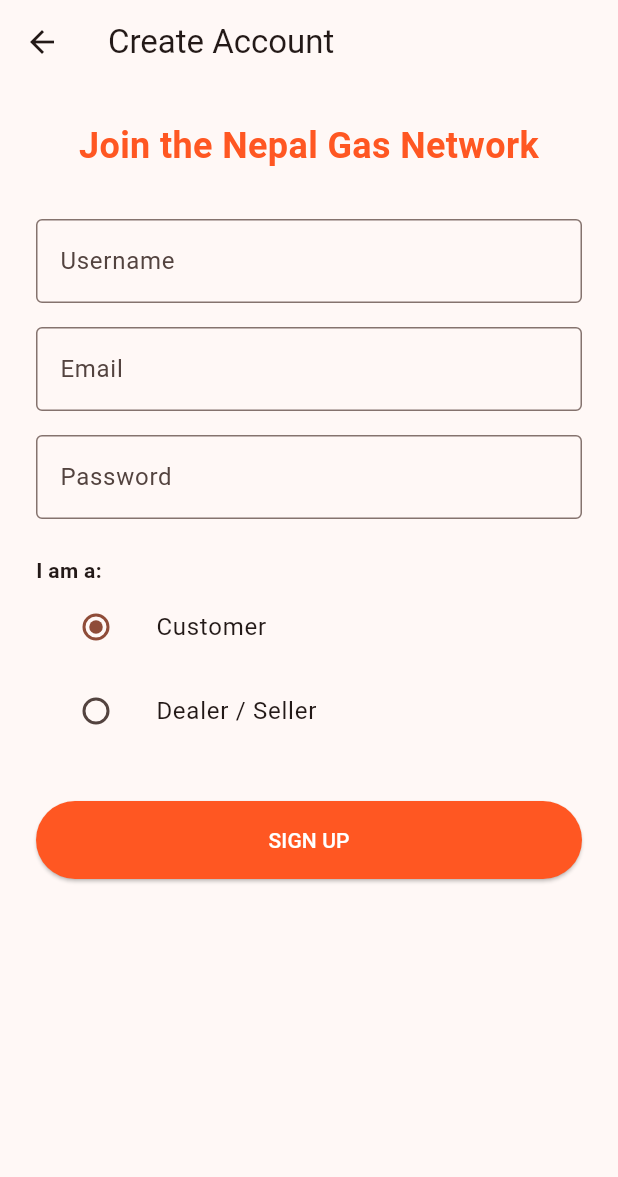
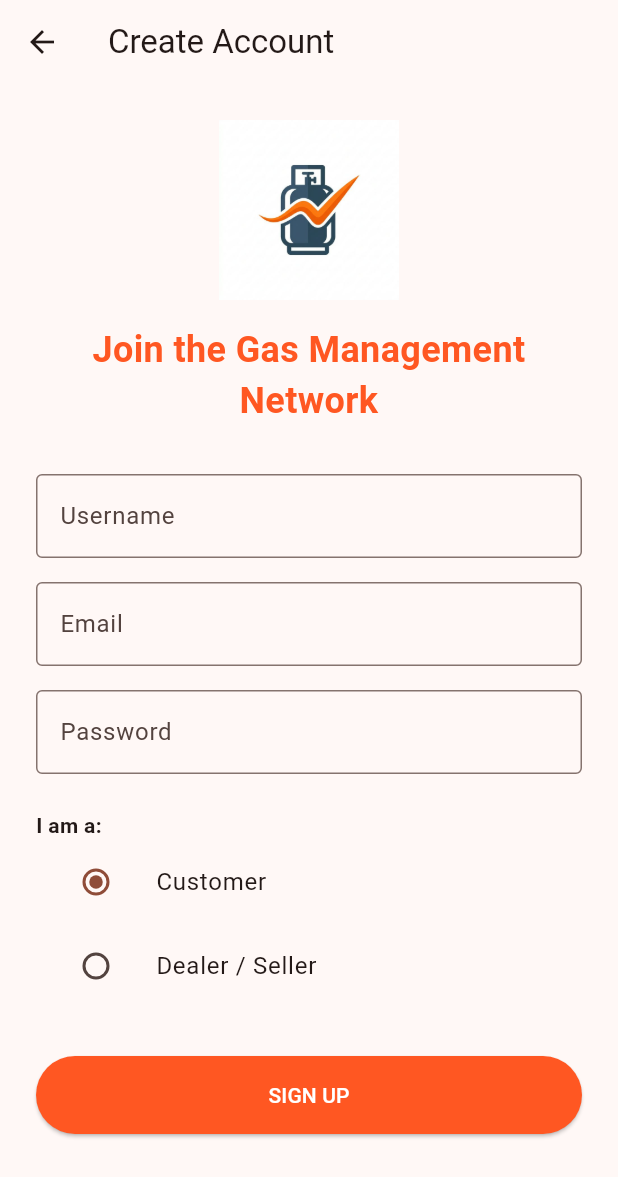
Before and after one commit to bishal-2630/gas-cylinder-management-system, a Flutter app: the screen it shows after launch, after a tap on an icon or button, on a phone screen of 412 x 824 dp. Shown: the top 1177 px of the screen. Run offline on Flutter 3.47's test engine with Material 3 defaults, Android fonts, the phone set to English and light mode, and no system bars; our stand-ins replace flutter_secure_storage, geolocator, google_maps_flutter; accounts and stored records are empty.

Commit message:
Integrated new app logo into login and signup screens

```diff
--- a/mobile/lib/screens/login_screen.dart
+++ b/mobile/lib/screens/login_screen.dart
@@ -57,7 +57,10 @@
                 child: Column(
                   mainAxisSize: MainAxisSize.min,
                   children: [
-                    const Icon(Icons.local_gas_station, size: 64, color: Colors.deepOrange),
+                    Image.asset(
+                      'assets/logo.png',
+                      height: 100,
+                    ),
                     const SizedBox(height: 16),
                     Text(
                       'Gas Management',
--- a/mobile/lib/screens/signup_screen.dart
+++ b/mobile/lib/screens/signup_screen.dart
@@ -52,8 +52,15 @@
         child: Column(
           crossAxisAlignment: CrossAxisAlignment.stretch,
           children: [
+            Center(
+              child: Image.asset(
+                'assets/logo.png',
+                height: 120,
+              ),
+            ),
+            const SizedBox(height: 16),
             const Text(
-              'Join the Nepal Gas Network',
+              'Join the Gas Management Network',
               style: TextStyle(fontSize: 24, fontWeight: FontWeight.bold, color: Colors.deepOrange),
               textAlign: TextAlign.center,
             ),
--- a/mobile/pubspec.yaml
+++ b/mobile/pubspec.yaml
@@ -64,9 +64,8 @@
   uses-material-design: true
 
   # To add assets to your application, add an assets section, like this:
-  # assets:
-  #   - images/a_dot_burr.jpeg
-  #   - images/a_dot_ham.jpeg
+  assets:
+    - assets/logo.png
 
   # An image asset can refer to one or more resolution-specific "variants", see
   # https://flutter.dev/to/resolution-aware-images
```
Also changed, not shown: mobile/assets/logo.png (added).
